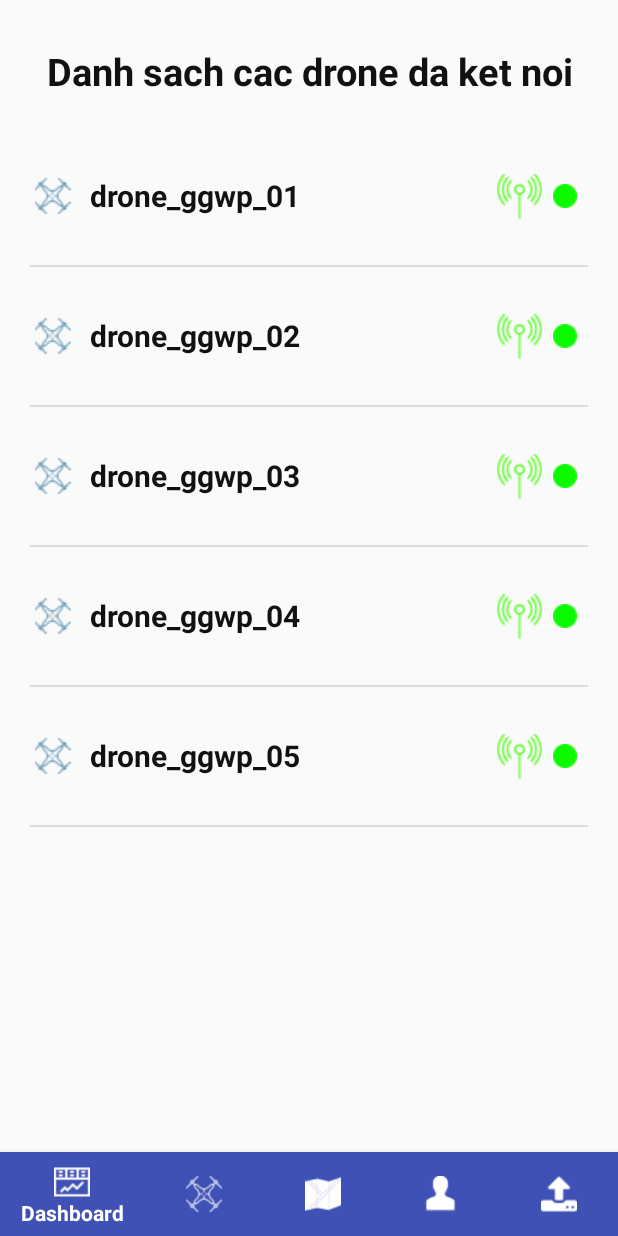
After one commit to xatalakula/drone, an Android app: the fragment SuperviseFrag placed in its activity, on a phone screen of 412 x 824 dp. The commit adds this screen. Run offline under Robolectric (Android 15) with nearby library versions, the phone set to English and light mode, and no system bars.

Commit message:
man hinh danh sach cac drone da ket noi

```diff
--- /dev/null
+++ b/app/src/main/java/com/example/noname/ttnm12/CustomListAdapter.java
@@ -0,0 +1,60 @@
+package com.example.noname.ttnm12;
+
+import android.content.Context;
+import android.view.LayoutInflater;
+import android.view.View;
+import android.view.ViewGroup;
+import android.widget.BaseAdapter;
+import android.widget.TextView;
+
+import java.util.List;
+
+public class CustomListAdapter extends BaseAdapter{
+
+    private List<String> listId;
+    private LayoutInflater layoutInflater;
+    private Context context;
+
+    public CustomListAdapter(List<String> listId, Context context) {
+        this.listId = listId;
+        this.context = context;
+        layoutInflater = LayoutInflater.from(context);
+    }
+
+    @Override
+    public int getCount() {
+        return listId.size();
+    }
+
+    @Override
+    public Object getItem(int position) {
+        return listId.get(position);
+    }
+
+    @Override
+    public long getItemId(int position) {
+        return position;
+    }
+
+    @Override
+    public View getView(int position, View convertView, ViewGroup parent) {
+        ViewHolder holder;
+        if (convertView == null) {
+            convertView = layoutInflater.inflate(R.layout.custom_list_layout, null);
+            holder = new ViewHolder();
+            holder.textViewId = (TextView) convertView.findViewById(R.id.drone_id);
+            convertView.setTag(holder);
+        } else {
+            holder = (ViewHolder) convertView.getTag();
+        }
+
+        String id = this.listId.get(position);
+        holder.textViewId.setText(id);
+
+        return convertView;
+    }
+
+    class ViewHolder {
+        TextView textViewId;
+    }
+}
--- a/app/src/main/java/com/example/noname/ttnm12/DroneFrag.java
+++ b/app/src/main/java/com/example/noname/ttnm12/DroneFrag.java
@@ -4,9 +4,11 @@ import android.content.Context;
 import android.net.Uri;
 import android.os.Bundle;
 import android.support.v4.app.Fragment;
+import android.support.v4.app.FragmentTransaction;
 import android.view.LayoutInflater;
 import android.view.View;
 import android.view.ViewGroup;
+import android.widget.Button;
 
 
 /**
@@ -26,6 +28,7 @@ public class DroneFrag extends Fragment {
     // TODO: Rename and change types of parameters
     private String mParam1;
     private String mParam2;
+    private Button btn_Supervise;
 
     private OnFragmentInteractionListener mListener;
 
@@ -64,7 +67,19 @@ public class DroneFrag extends Fragment {
     public View onCreateView(LayoutInflater inflater, ViewGroup container,
                              Bundle savedInstanceState) {
         // Inflate the layout for this fragment
-        return inflater.inflate(R.layout.fragment_drone, container, false);
+        View view =  inflater.inflate(R.layout.fragment_drone, container, false);
+        btn_Supervise = view.findViewById(R.id.button_supervise_drone);
+        btn_Supervise.setOnClickListener(new View.OnClickListener() {
+            @Override
+            public void onClick(View v) {
+                Fragment fragment = new SuperviseFrag();
+                FragmentTransaction transaction = getActivity().getSupportFragmentManager().beginTransaction();
+                transaction.replace(R.id.container, fragment);
+                transaction.addToBackStack(null);
+                transaction.commit();
+            }
+        });
+        return view;
     }
 
     // TODO: Rename method, update argument and hook method into UI event
--- a/app/src/main/java/com/example/noname/ttnm12/MainActivity.java
+++ b/app/src/main/java/com/example/noname/ttnm12/MainActivity.java
@@ -65,7 +65,7 @@ public class MainActivity extends AppCompatActivity implements MapFrag.OnFragmen
     };
 
 
-    private void loadFragment(Fragment fragment) {
+    public void loadFragment(Fragment fragment) {
         FragmentTransaction transaction = getSupportFragmentManager().beginTransaction();
         transaction.replace(R.id.container, fragment);
         transaction.addToBackStack(null);
--- /dev/null
+++ b/app/src/main/java/com/example/noname/ttnm12/SuperviseFrag.java
@@ -0,0 +1,57 @@
+package com.example.noname.ttnm12;
+
+
+import android.os.Bundle;
+import android.support.v4.app.Fragment;
+import android.view.LayoutInflater;
+import android.view.View;
+import android.view.ViewGroup;
+import android.widget.ListView;
+
+import java.util.ArrayList;
+import java.util.List;
+
+
+/**
+ * A simple {@link Fragment} subclass.
+ */
+public class SuperviseFrag extends Fragment {
+
+        private ListView listView;
+
+    public SuperviseFrag() {
+        // Required empty public constructor
+    }
+
+
+    @Override
+    public View onCreateView(LayoutInflater inflater, ViewGroup container,
+                             Bundle savedInstanceState) {
+        // Inflate the layout for this fragment
+        View view =  inflater.inflate(R.layout.fragment_supervise, container, false);
+        listView = view.findViewById(R.id.listview_drone_connected);
+        List<String> listId = getListData();
+        listView.setAdapter(new CustomListAdapter(listId,this.getActivity()));
+        return view;
+    }
+
+    @Override
+    public void onCreate(Bundle savedInstanceState) {
+        super.onCreate(savedInstanceState);
+
+    }
+
+    private List<String> getListData() {
+        List<String> list = new ArrayList<>();
+
+
+        list.add("drone_ggwp_01");
+        list.add("drone_ggwp_02");
+        list.add("drone_ggwp_03");
+        list.add("drone_ggwp_04");
+        list.add("drone_ggwp_05");
+
+        return list;
+    }
+
+}
--- /dev/null
+++ b/app/src/main/res/layout/custom_list_layout.xml
@@ -0,0 +1,39 @@
+<?xml version="1.0" encoding="utf-8"?>
+<LinearLayout
+    xmlns:android="http://schemas.android.com/apk/res/android"
+    android:orientation="horizontal"
+    android:weightSum="12"
+    android:gravity="center"
+    android:paddingTop="30dp"
+    android:paddingBottom="30dp"
+    android:layout_width="match_parent"
+    android:layout_height="wrap_content">
+    <ImageView
+        android:src="@drawable/ic_drone_24"
+        android:scaleType="fitCenter"
+        android:layout_weight="1"
+        android:layout_width="0dp"
+        android:layout_height="wrap_content" />
+    <TextView
+        android:id="@+id/drone_id"
+        android:text="drone_ggwp_01"
+        android:textSize="20dp"
+        android:textColor="#111"
+        android:textStyle="bold"
+        android:layout_marginLeft="10dp"
+        android:layout_weight="9"
+        android:layout_width="0dp"
+        android:layout_height="wrap_content" />
+    <ImageView
+        android:src="@drawable/ic_intensity"
+        android:scaleType="fitCenter"
+        android:layout_weight="1"
+        android:layout_width="0dp"
+        android:layout_height="wrap_content" />
+    <ImageView
+        android:src="@drawable/ic_state_on"
+        android:scaleType="fitCenter"
+        android:layout_weight="1"
+        android:layout_width="0dp"
+        android:layout_height="wrap_content" />
+</LinearLayout>
--- a/app/src/main/res/layout/fragment_drone.xml
+++ b/app/src/main/res/layout/fragment_drone.xml
@@ -20,6 +20,7 @@
             android:layout_width="300dp"
             android:layout_height="wrap_content" />
         <Button
+            android:id="@+id/button_supervise_drone"
             android:padding="20dp"
             android:layout_marginTop="30dp"
             android:text="Theo dõi drone"
--- /dev/null
+++ b/app/src/main/res/layout/fragment_supervise.xml
@@ -0,0 +1,26 @@
+<?xml version="1.0" encoding="utf-8"?>
+<LinearLayout xmlns:android="http://schemas.android.com/apk/res/android"
+    xmlns:tools="http://schemas.android.com/tools"
+    android:layout_width="match_parent"
+    android:layout_height="match_parent"
+    android:orientation="vertical"
+    tools:context=".SuperviseFrag">
+
+    <!-- TODO: Update blank fragment layout -->
+    <TextView
+        android:text="Danh sach cac drone da ket noi"
+        android:textSize="25dp"
+        android:textColor="#111"
+        android:textStyle="bold"
+        android:textAlignment="center"
+        android:layout_marginTop="30dp"
+        android:layout_width="match_parent"
+        android:layout_height="wrap_content" />
+    <ListView
+        android:id="@+id/listview_drone_connected"
+        android:layout_margin="20dp"
+        android:layout_width="match_parent"
+        android:layout_height="match_parent">
+    </ListView>
+
+</LinearLayout>
```
Also changed, not shown: app/src/main/res/drawable/ic_drone_24.png (added), app/src/main/res/drawable/ic_intensity.png (added), app/src/main/res/drawable/ic_intensity_24.png (added), app/src/main/res/drawable/ic_state_on.png (added), 3 other files.
